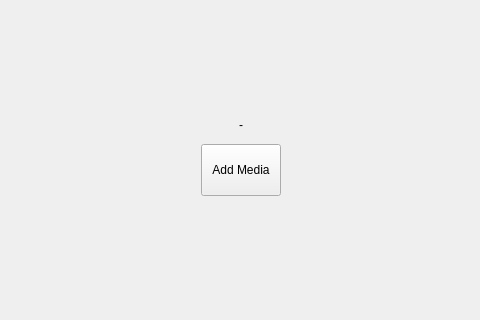
First picture: the form in src/Pages/homepage.ui, repository keshavbhatt/formatforge, before the edit; both pictures show x 132 to 612 and y 142 to 462 of the 745 by 571 pixel window.
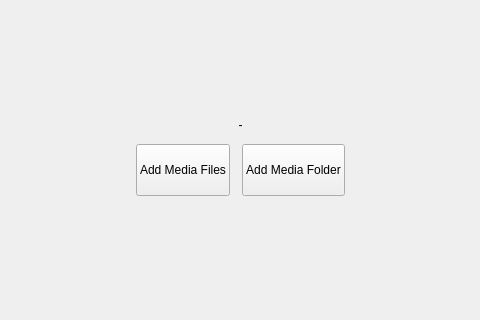
Second picture: the form after the edit.

Commit message:
feat: improved media file import
- add ability to generate thumbnail using ffmpeg using newly introduced ffmpegthumbnailextractor class
- minor refactoring and better naming for classes
- improve Audio and Video metadata extraction
- add custom listwidgetitem in file import wizard

```diff
--- a/src/Pages/homepage.ui
+++ b/src/Pages/homepage.ui
@@ -73,7 +73,12 @@
          </property>
         </widget>
        </item>
-       <item alignment="Qt::AlignHCenter">
+       <item>
+        <layout class="QHBoxLayout" name="horizontalLayout_2">
+         <property name="topMargin">
+          <number>0</number>
+         </property>
+         <item>
         <widget class="QPushButton" name="addMediaPushButton">
          <property name="sizePolicy">
           <sizepolicy hsizetype="Maximum" vsizetype="Fixed">
@@ -88,9 +93,30 @@
           </size>
          </property>
          <property name="text">
-          <string>Add Media</string>
-         </property>
-        </widget>
+            <string>Add Media Files</string>
+           </property>
+          </widget>
+         </item>
+         <item>
+          <widget class="QPushButton" name="addMediaFolderPushButton">
+           <property name="sizePolicy">
+            <sizepolicy hsizetype="Maximum" vsizetype="Fixed">
+             <horstretch>0</horstretch>
+             <verstretch>0</verstretch>
+            </sizepolicy>
+           </property>
+           <property name="minimumSize">
+            <size>
+             <width>0</width>
+             <height>52</height>
+            </size>
+           </property>
+           <property name="text">
+            <string>Add Media Folder</string>
+           </property>
+          </widget>
+         </item>
+        </layout>
        </item>
       </layout>
      </item>
```
Lines whose indentation alone changed are shown as unchanged. The commit also changes 37 other files.
